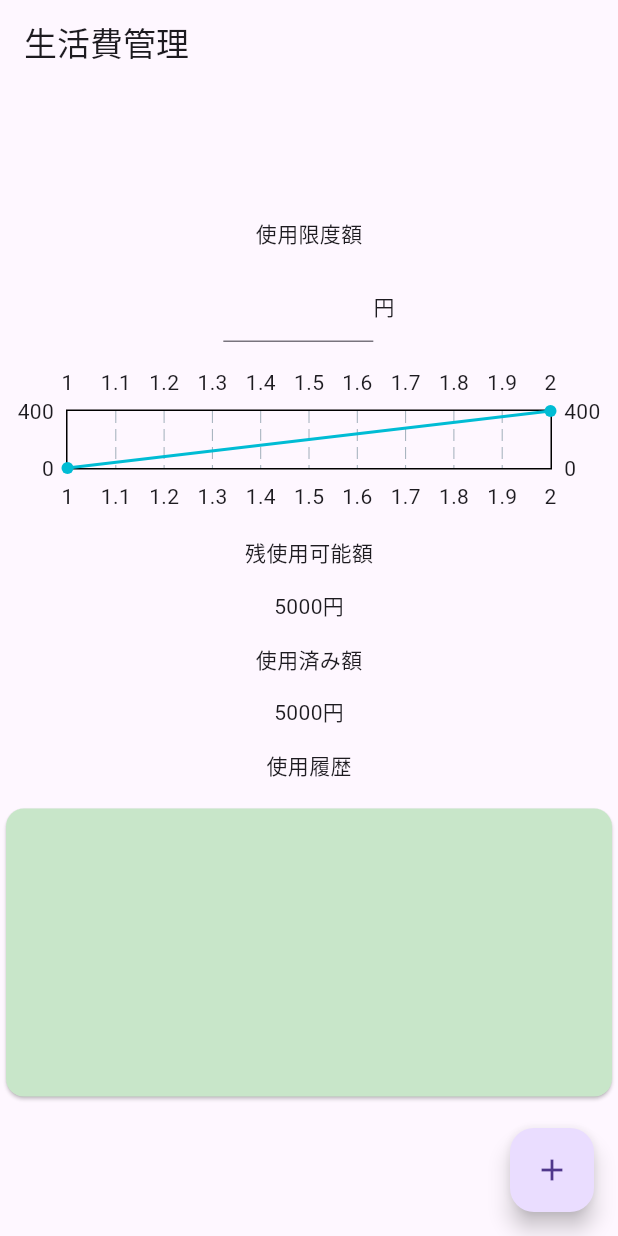
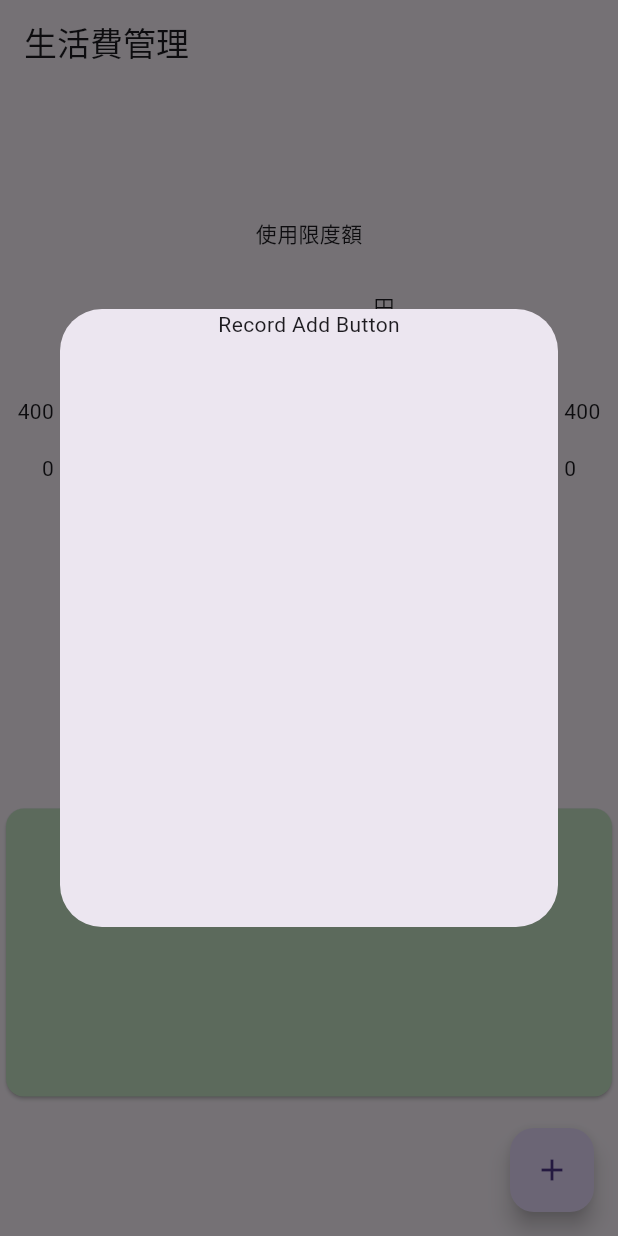
Before and after one commit to uwatcha/MonthlyBudgetManager, a Flutter app: the screen it shows after launch, after a tap on the "add" icon, on a phone screen of 412 x 824 dp. Run offline on Flutter 3.47's test engine with Material 3 defaults, Android fonts, the light colour scheme and no system bars; drawn by our look-alikes of fl_chart.

Commit message:
+ボタンで項目追加のためのダイアログを表示 中身はこれから作る

```diff
--- a/lib/main.dart
+++ b/lib/main.dart
@@ -1,6 +1,7 @@
 import 'package:fl_chart/fl_chart.dart';
 import 'package:flutter/material.dart';
 import 'package:flutter/services.dart';
+import 'package:monthly_budget_manager/view/record_add_panel.dart';
 
 void main() {
   runApp(MyApp());
@@ -29,14 +30,6 @@
 }
 
 class _MyHomePageState extends State<MyHomePage> {
-  int _counter = 0;
-
-  void _incrementCounter() {
-    setState(() {
-      _counter++;
-    });
-  }
-
   @override
   Widget build(BuildContext context) {
     return Scaffold(
@@ -81,9 +74,7 @@
               child: Card(
                 color: Colors.green[100],
                 child: Column(
-                  children: [
-
-                  ],
+                  children: [],
                 ),
               ),
             ),
@@ -91,8 +82,14 @@
         ),
       ),
       floatingActionButton: FloatingActionButton(
-        onPressed: _incrementCounter,
-        tooltip: 'Increment',
+        onPressed: () {
+          showDialog(
+            context: context,
+            builder: (BuildContext context) {
+              return const RecordAddPanel();
+            },
+          );
+        },
         child: Icon(Icons.add),
       ),
     );
--- /dev/null
+++ b/lib/view/record_add_panel.dart
@@ -0,0 +1,23 @@
+
+import 'package:flutter/material.dart';
+
+class RecordAddPanel extends StatelessWidget {
+  const RecordAddPanel({super.key});
+
+  @override
+  Widget build(BuildContext context) {
+    final Size size = MediaQuery.of(context).size;
+    return Dialog(
+      child: SizedBox(
+        width: size.width*0.9,
+        height: size.height*0.5,
+        child: Column(
+          children: [
+            Text('Record Add Button')
+          ],
+        )
+      ),
+    );
+  }
+
+}
--- a/pubspec.yaml
+++ b/pubspec.yaml
@@ -35,6 +35,7 @@ dependencies:
   # Use with the CupertinoIcons class for iOS style icons.
   cupertino_icons: ^1.0.8
   fl_chart: ^0.71.0
+  material_segmented_control: ^5.0.1
 
 dev_dependencies:
   flutter_test:
```
Also changed, not shown: pubspec.lock.
